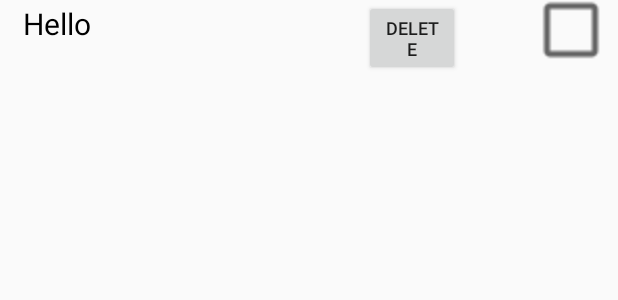
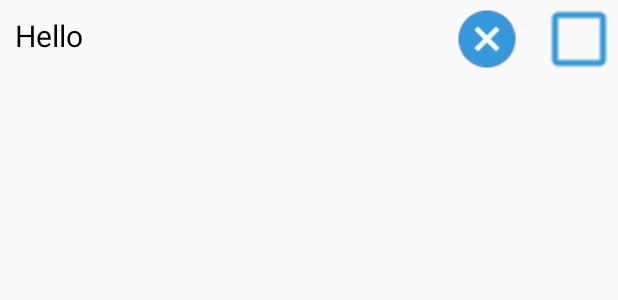
Before and after one commit to MKA01/item-helper-mobile, an Android app: the layout shopping_list.xml on its own in the app's theme, with its tools: preview values and no code run, on a phone screen of 412 x 824 dp. Shown: the top 300 px of the screen. Run offline under Robolectric (Android 15) with nearby library versions, the phone set to English and light mode, and no system bars.

Commit message:
Color and icons added

```diff
--- a/app/src/main/res/layout/shopping_list.xml
+++ b/app/src/main/res/layout/shopping_list.xml
@@ -1,5 +1,7 @@
 <?xml version="1.0" encoding="utf-8"?>
+
 <RelativeLayout xmlns:android="http://schemas.android.com/apk/res/android"
+    xmlns:app="http://schemas.android.com/apk/res-auto"
     android:layout_width="match_parent"
     android:layout_height="match_parent"
     android:layout_gravity="center_vertical">
@@ -8,40 +10,42 @@
         android:id="@+id/product_name"
         android:layout_width="wrap_content"
         android:layout_height="wrap_content"
-        android:layout_alignBaseline="@+id/product_delete"
         android:layout_alignParentStart="true"
         android:layout_alignParentTop="true"
-        android:layout_marginStart="15dp"
-        android:layout_marginTop="15dp"
-        android:layout_marginEnd="15dp"
+        android:layout_marginStart="10dp"
+        android:layout_marginTop="10dp"
+        android:layout_marginEnd="10dp"
+        android:layout_marginBottom="10dp"
         android:layout_toStartOf="@+id/product_delete"
         android:text="@string/hello"
         android:textColor="@color/colorPrimaryDark"
         android:textSize="20sp" />
 
-    <Button
-        android:id="@+id/product_delete"
-        style="@style/Widget.AppCompat.Button"
-        android:layout_width="64dp"
-        android:layout_height="wrap_content"
-        android:layout_alignParentTop="true"
-        android:layout_alignParentEnd="true"
-        android:layout_marginTop="0dp"
-        android:layout_marginEnd="105dp"
-        android:onClick="deleteProduct"
-        android:text="@string/delete"
-        android:textSize="12sp" />
-
     <CheckBox
         android:id="@+id/check_box"
         android:layout_width="wrap_content"
         android:layout_height="wrap_content"
-        android:layout_alignTop="@+id/product_name"
-        android:layout_marginTop="2dp"
-        android:layout_marginEnd="-154dp"
-        android:layout_toStartOf="@+id/product_delete"
+        android:layout_alignParentTop="true"
+        android:layout_alignParentEnd="true"
+        android:layout_marginTop="10dp"
+        android:layout_marginEnd="10dp"
+        android:layout_marginBottom="10dp"
+        android:buttonTint="@color/blue"
         android:onClick="setProductChecked"
         android:scaleX="2"
         android:scaleY="2" />
 
+    <ImageButton
+        android:id="@+id/product_delete"
+        android:layout_width="wrap_content"
+        android:layout_height="wrap_content"
+        android:layout_alignParentTop="true"
+        android:layout_marginTop="6dp"
+        android:layout_marginEnd="25dp"
+        android:layout_toStartOf="@+id/check_box"
+        android:background="@android:color/transparent"
+        android:contentDescription="@string/clear"
+        android:onClick="deleteProduct"
+        app:srcCompat="@drawable/icons8_cancel_40" />
+
 </RelativeLayout>
--- a/app/src/main/res/values/colors.xml
+++ b/app/src/main/res/values/colors.xml
@@ -3,4 +3,5 @@
     <color name="colorPrimary">#FF212121</color>
     <color name="colorPrimaryDark">#000000</color>
     <color name="colorAccent">#FF80CBC4</color>
+    <color name="blue">#3498db</color>
 </resources>
```
Also changed, not shown: app/src/main/res/layout/activity_main.xml (+13 -1 lines), app/src/main/res/menu/app_menu.xml (+8 -2 lines), app/src/main/res/drawable/icons8_barcode_scanner_filled_50.png (added), app/src/main/res/drawable/icons8_cancel_40.png (added), app/src/main/res/drawable/icons8_plus_filled_50.png (added), app/src/main/res/drawable/icons8_waste_filled_50.png (added).
